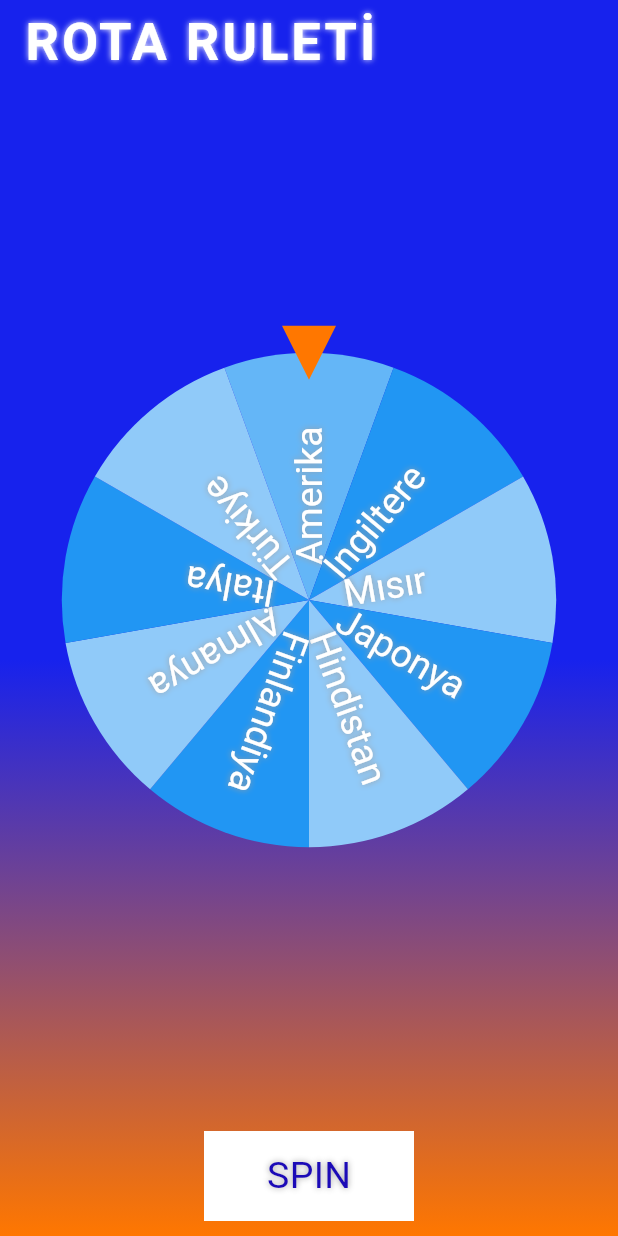
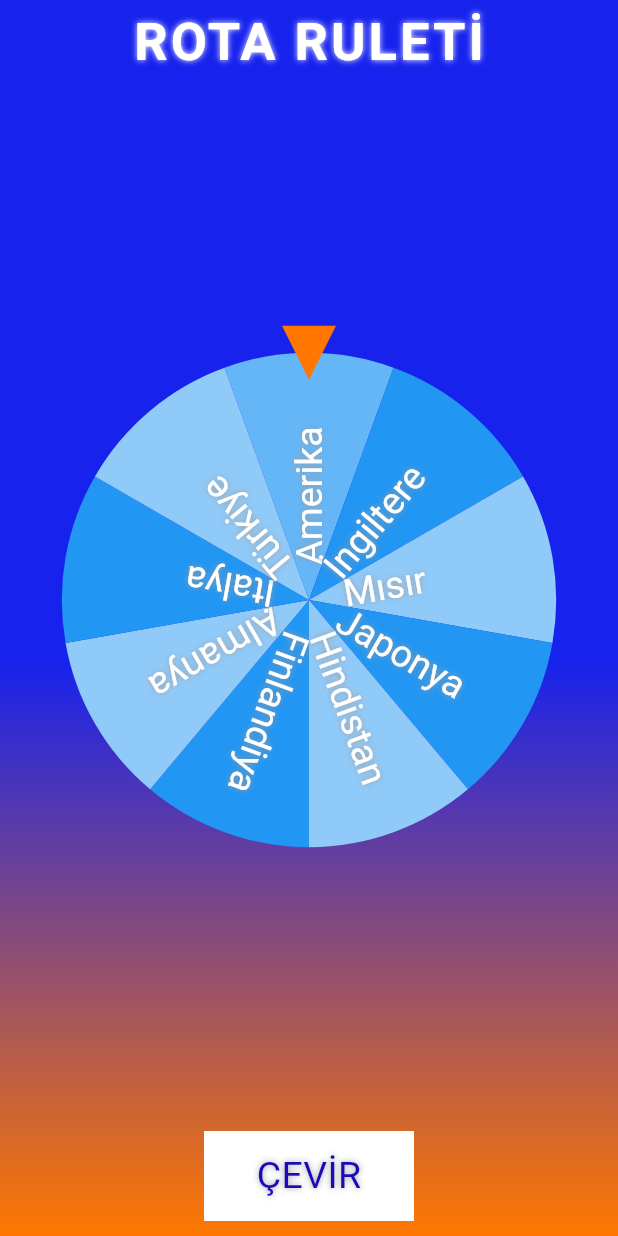
Before and after one commit to eylemseyhan/TutSanaBavulu, a Flutter app: the SpinWheel screen opened directly, on a phone screen of 412 x 824 dp. Run offline on Flutter 3.47's test engine with Material 3 defaults, Android fonts, the light colour scheme and no system bars; drawn by our look-alikes of flutter_fortune_wheel; our stand-ins replace google_fonts, lottie, rxdart; network calls fail.

Commit message:
decision.dart güncelleme

```diff
--- a/main/lib/spinwheelscreen.dart
+++ b/main/lib/spinwheelscreen.dart
@@ -1,7 +1,7 @@
 import 'package:flutter/material.dart';
 import 'package:flutter_fortune_wheel/flutter_fortune_wheel.dart';
 import 'package:main/ingiltere.dart';
-import 'package:rxdart/rxdart.dart';
+import 'package:rxdart/rxdart.dart'; //reaktif programlama kitaplığı
 import 'package:main/almanya.dart';
 import 'package:main/amerika.dart';
 import 'package:main/japonya.dart';
@@ -10,23 +10,23 @@ import 'package:main/hindistan.dart';
 import 'package:main/italya.dart';
 import 'misir.dart';
 import 'package:main/turkiye.dart';
+
 import 'package:google_fonts/google_fonts.dart';
-
 
 void main() {
   runApp(const CarkApp());
 }
 
+
+
 class CarkApp extends StatelessWidget {
   const CarkApp({Key? key}) : super(key: key);
 
-  // This widget is the root of your application.
   @override
   Widget build(BuildContext context) {
     return MaterialApp(
       title: 'Rota Ruleti',
       theme: ThemeData(
-
         primarySwatch: Colors.deepPurple,
       ),
       home: const SpinWheel(),
@@ -37,13 +37,15 @@ class CarkApp extends StatelessWidget {
 class SpinWheel extends StatefulWidget {
   const SpinWheel({Key? key}) : super(key: key);
 
+
   @override
   State<SpinWheel> createState() => _SpinWheelState();
 }
 
 class _SpinWheelState extends State<SpinWheel> {
-  final selected = BehaviorSubject<int>();
-  int rewards = 0;
+  final selected = BehaviorSubject<int>(); //çarkın seçilen öğesini takip etmek için rxdarttan geliyo
+  int cikanUlke = 0;
+
 
   List<String> countries = [
     'Amerika',
@@ -56,7 +58,7 @@ class _SpinWheelState extends State<SpinWheel> {
     'İtalya',
     'Türkiye',
   ];
-  bool spinning = false;
+  bool spinning = false; //başlangıçta çarkın dönmediği bilgisi
 
   @override
   void dispose() {
@@ -64,31 +66,27 @@ class _SpinWheelState extends State<SpinWheel> {
     super.dispose();
   }
 
+
   @override
   Widget build(BuildContext context) {
     return Scaffold(
       appBar: AppBar(
         backgroundColor: Color.fromARGB(255, 23, 34, 237),
         elevation: 0.0,
-
-        title: Text('ROTA RULETİ',
+        title: Center(
+          child: Text(
+            'ROTA RULETİ',
             style: GoogleFonts.azeretMono(
                 fontSize: 35,
-                            color:Colors.white,
+                color: Colors.white,
                 shadows: [
                   Shadow(
                     blurRadius: 5,
                     color: Colors.white,
                   ),
-
-
-                        ]
+                ]),
           ),
-
-
-
         ),
-        // Set your preferred color
       ),
       body: Container(
         decoration: BoxDecoration(
@@ -104,45 +102,43 @@ class _SpinWheelState extends State<SpinWheel> {
         child: Column(
           crossAxisAlignment: CrossAxisAlignment.center,
           mainAxisAlignment: MainAxisAlignment.center,
-
           children: [
             Expanded(
               child: SizedBox(
                 height: 600,
                 width: 1600,
-
-
                 child: Expanded(
                   child: FortuneWheel(
-                      selected: selected.stream,
-                      animateFirst: false,
+                    //çark veya tekerlek görünümü oluşturmak için kullanılan  Widget
+                    selected: selected
+                        .stream, //bu çarktaki hangi öğenin seçildiğini  göstermek için
+                    animateFirst:
+                        false, //ilk seçimin animasyonla gösterilmemesi
                     items: [
-                        for (int i = 0; i < countries.length; i++)...<FortuneItem>{
+                      //çarkın içindeki öğeler
+                      for (int i = 0;
+                          i < countries.length;
+                          i++) ...<FortuneItem>{
                         FortuneItem(
+                          //çarktaki her bir öğenin temsil edildiği Widget
                             child: Text(
+                          //"countries" listesinden gelen ülke isimleri
                           countries[i],
-                              style: GoogleFonts.azeretMono(
-                              fontSize: 25,
-                              shadows: [
+                          style: GoogleFonts.azeretMono(fontSize: 25, shadows: [
                             Shadow(
                               blurRadius: 5,
                               color: Colors.grey,
                             ),
-
-
-                          ]
-                          ),
-
-                            )
-                          ),
+                          ]),
+                        )),
                       },
                     ],
-                      onAnimationEnd: () {
+                    onAnimationEnd: () { //animasyonun bitiminde gerçekleştirilecek işlemler
                       setState(() {
-                          rewards = selected.value;
+                        cikanUlke = selected.value; //, "selected" değerinden gelen bilgiyi cikanUlke değişkenine atıyor
                       });
 
-                        String selectedCountry = countries[rewards];
+                      String selectedCountry = countries[cikanUlke];
                       switch (selectedCountry) {
                         case 'Amerika':
                           Navigator.push(
@@ -217,30 +213,28 @@ class _SpinWheelState extends State<SpinWheel> {
                           );
                           break;
 
-
-
-
-                          // Diğer ülkeler için de aynı şekilde eklemeler yapabilirsiniz.
                       }
                     },
                   ),
                 ),
               ),
             ),
-              GestureDetector(
-                onTap: () {
-                  setState(() {
-                    selected.sink.add(Fortune.randomInt(0, countries.length));
+            GestureDetector( //dokunmatik veya tıklama olayını algılamak için kullanılır
+              onTap: ()  {
+                setState(()  {
+                  selected.sink.add(Fortune.randomInt(0, countries.length)); // 0 ile 7 arasında rastgele bir sayı seçiyor
+
                 });
               },
+
               child: Container(
                 margin: EdgeInsets.all(10),
                 height: 60,
                 width: 140,
                 color: Colors.white,
-
                 child: Center(
-                    child: Text("SPIN",
+                  child: Text(
+                    "ÇEVİR",
                     style: GoogleFonts.azeretMono(
                       fontSize: 25,
                       shadows: [
@@ -250,8 +244,7 @@ class _SpinWheelState extends State<SpinWheel> {
                         ),
                       ],
                     ).copyWith(
-                                color:
-                                    Color.fromARGB(255, 27, 10, 183),
+                      color: Color.fromARGB(255, 27, 10, 183),
                     ),
                   ),
                 ),
@@ -260,5 +253,6 @@ class _SpinWheelState extends State<SpinWheel> {
           ],
         ),
       ),
-        );}
+    );
   }
+}
--- a/main/pubspec.yaml
+++ b/main/pubspec.yaml
@@ -28,6 +28,7 @@ environment:
 # the latest version available on pub.dev. To see which dependencies have newer
 # versions available, run `flutter pub outdated`.
 dependencies:
+  audioplayers: ^5.2.1
   lottie: ^1.0.0
   flutter:
     sdk: flutter
@@ -69,7 +70,7 @@ flutter:
   # To add assets to your application, add an assets section, like this:
   assets:
      - assets/animasyon/ucak.json
-  #   - images/a_dot_ham.jpeg
+     - assets/wheel-spin-click-slow-down-101152.mp3
 
   # An image asset can refer to one or more resolution-specific "variants", see
   # https://flutter.dev/assets-and-images/#resolution-aware
```
Also changed, not shown: main/lib/decision.dart (+8 -8 lines), main/lib/main2.dart (+68 -64 lines), main/pubspec.lock, 6 other files. Lines whose indentation alone changed are shown as unchanged.
